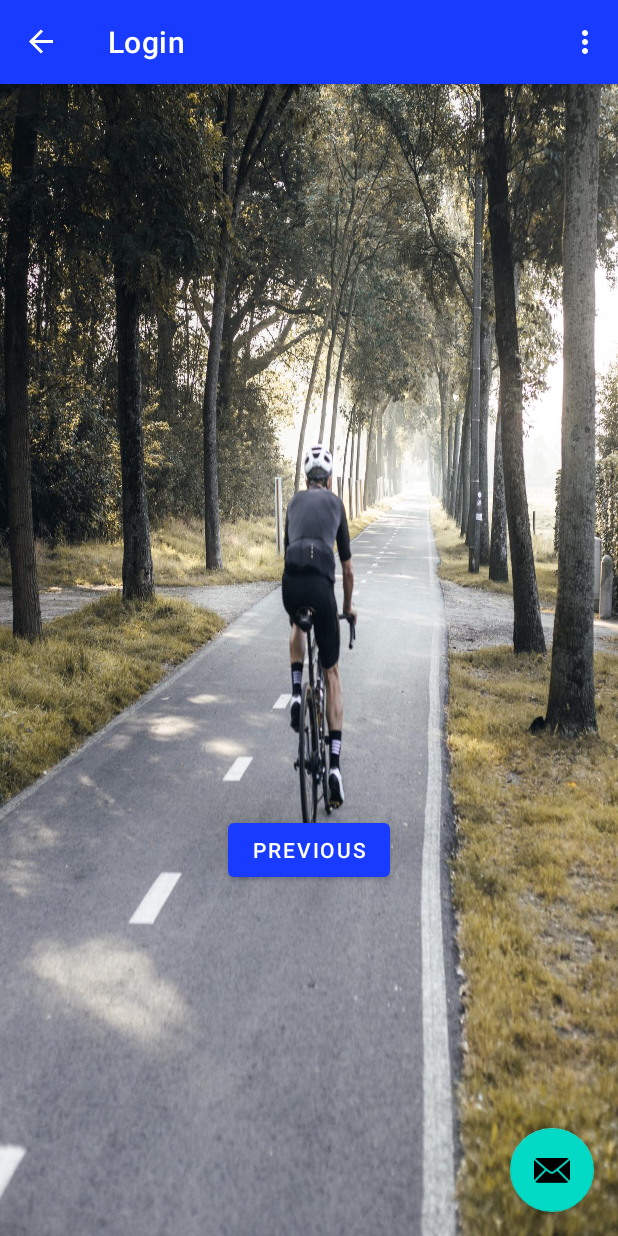
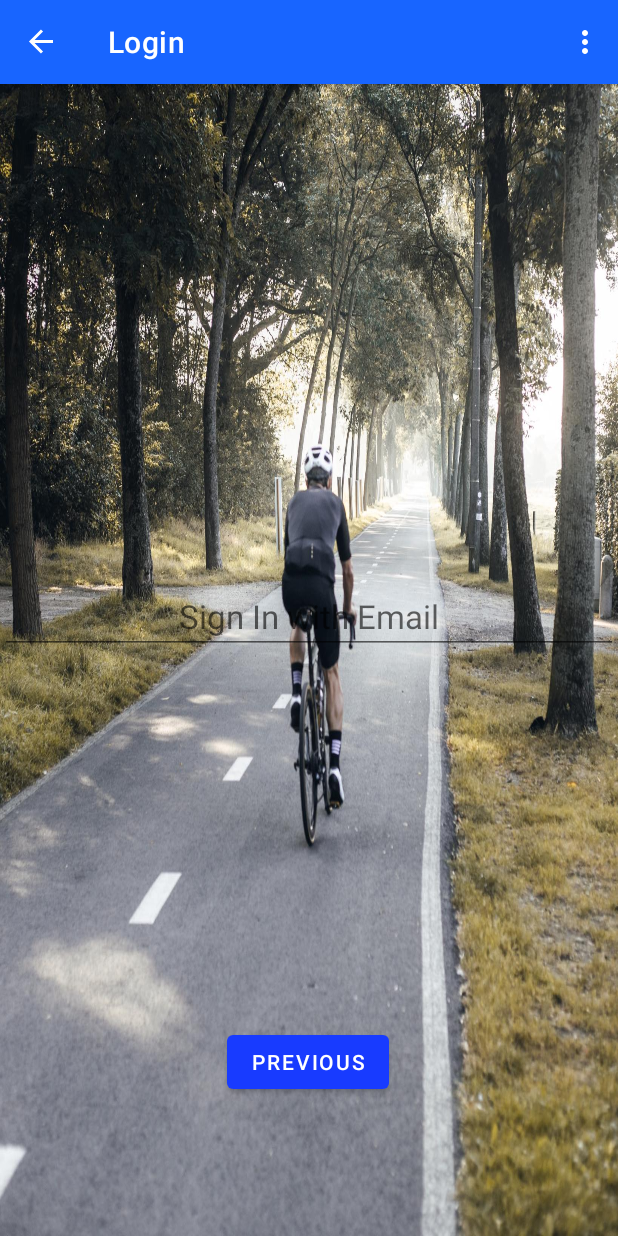
Before and after one commit to nielsver/practice-enterprise, an Android app: the SecondFragment screen opened through its navigation route, on a phone screen of 412 x 824 dp. Run offline under Robolectric (Android 15) with nearby library versions, the phone set to English and light mode, and no system bars; our stand-ins replace navigation-ui.

Commit message:
email login

```diff
--- a/android studio/app/src/main/java/com/example/myapplication/MainActivity.java
+++ b/android studio/app/src/main/java/com/example/myapplication/MainActivity.java
@@ -36,13 +36,6 @@ public class MainActivity extends AppCompatActivity {
         appBarConfiguration = new AppBarConfiguration.Builder(navController.getGraph()).build();
         NavigationUI.setupActionBarWithNavController(this, navController, appBarConfiguration);
 
-        binding.fab.setOnClickListener(new View.OnClickListener() {
-            @Override
-            public void onClick(View view) {
-                Snackbar.make(view, "Replace with your own action", Snackbar.LENGTH_LONG)
-                        .setAction("Action", null).show();
-            }
-        });
     }
 
     @Override
--- a/android studio/app/src/main/res/layout/activity_main.xml
+++ b/android studio/app/src/main/res/layout/activity_main.xml
@@ -15,26 +15,21 @@
     <com.google.android.material.appbar.AppBarLayout
         android:layout_width="match_parent"
         android:layout_height="wrap_content"
-        android:theme="@style/Theme.MyApplication.AppBarOverlay">
+        android:theme="@style/Theme.MyApplication.AppBarOverlay"
+        android:fitsSystemWindows="true"
+
+        >
 
         <androidx.appcompat.widget.Toolbar
             android:id="@+id/toolbar"
             android:layout_width="match_parent"
             android:layout_height="?attr/actionBarSize"
-            android:background="?attr/colorPrimary"
+            android:background="@color/bluesec"
             app:popupTheme="@style/Theme.MyApplication.PopupOverlay" />
 
     </com.google.android.material.appbar.AppBarLayout>
 
     <include layout="@layout/content_main" />
 
-    <com.google.android.material.floatingactionbutton.FloatingActionButton
-        android:id="@+id/fab"
-        android:layout_width="wrap_content"
-        android:layout_height="wrap_content"
-        android:layout_gravity="bottom|end"
-        android:layout_marginEnd="@dimen/fab_margin"
-        android:layout_marginBottom="16dp"
-        app:srcCompat="@android:drawable/ic_dialog_email" />
 
 </androidx.coordinatorlayout.widget.CoordinatorLayout>
--- a/android studio/app/src/main/res/layout/fragment_second.xml
+++ b/android studio/app/src/main/res/layout/fragment_second.xml
@@ -6,22 +6,29 @@
     android:layout_height="match_parent"
     tools:context=".MainActivity">
 
-    <TextView
-        android:id="@+id/textview_second"
-        android:layout_width="wrap_content"
+
+    <EditText
+        android:id="@+id/etemail"
+        android:layout_width="match_parent"
         android:layout_height="wrap_content"
+        android:layout_marginBottom="248dp"
+        android:gravity="center"
+        android:hint="@string/signin"
+        android:inputType="textEmailAddress"
+        android:textSize="22sp"
         app:layout_constraintBottom_toTopOf="@id/button_second"
-        app:layout_constraintEnd_toEndOf="parent"
-        app:layout_constraintStart_toStartOf="parent"
-        app:layout_constraintTop_toTopOf="parent" />
+
+        tools:layout_editor_absoluteX="-16dp"
+        android:autofillHints="emailAddress" />
 
     <Button
         android:id="@+id/button_second"
         android:layout_width="wrap_content"
         android:layout_height="wrap_content"
+        android:layout_marginBottom="92dp"
         android:text="@string/previous"
         app:layout_constraintBottom_toBottomOf="parent"
         app:layout_constraintEnd_toEndOf="parent"
-        app:layout_constraintStart_toStartOf="parent"
-        app:layout_constraintTop_toBottomOf="@id/textview_second" />
+        app:layout_constraintHorizontal_bias="0.498"
+        app:layout_constraintStart_toStartOf="parent" />
 </androidx.constraintlayout.widget.ConstraintLayout>
--- a/android studio/app/src/main/res/values/colors.xml
+++ b/android studio/app/src/main/res/values/colors.xml
@@ -7,4 +7,5 @@
     <color name="teal_700">#FF018786</color>
     <color name="black">#FF000000</color>
     <color name="white">#FFFFFFFF</color>
+    <color name="bluesec">#1865FF</color>
 </resources>
--- a/android studio/app/src/main/res/values/strings.xml
+++ b/android studio/app/src/main/res/values/strings.xml
@@ -2,7 +2,7 @@
     <string name="app_name">My Application</string>
     <string name="action_settings">Settings</string>
     <!-- Strings used for fragments for navigation -->
-    <string name="first_fragment_label">Run App</string>
+    <string name="first_fragment_label">Run/cycle app</string>
     <string name="second_fragment_label">Second Fragment</string>
     <string name="next">Next</string>
     <string name="previous">Previous</string>
@@ -12,5 +12,8 @@
     <string name="welcome_to_our_app_n_tap_next_to_continue">welcome to our app\n tap to login</string>
     <string name="created_by_niels_vervoort_and_cedric_schoeters">created by Niels Vervoort and Cedric Schoeters</string>
     <string name="Login">Login</string>
+    <string name="username">Enter Username</string>
+    <string name="etemail">Enter Email</string>
+    <string name="signin">Sign In with Email</string>
     />
 </resources>
```
